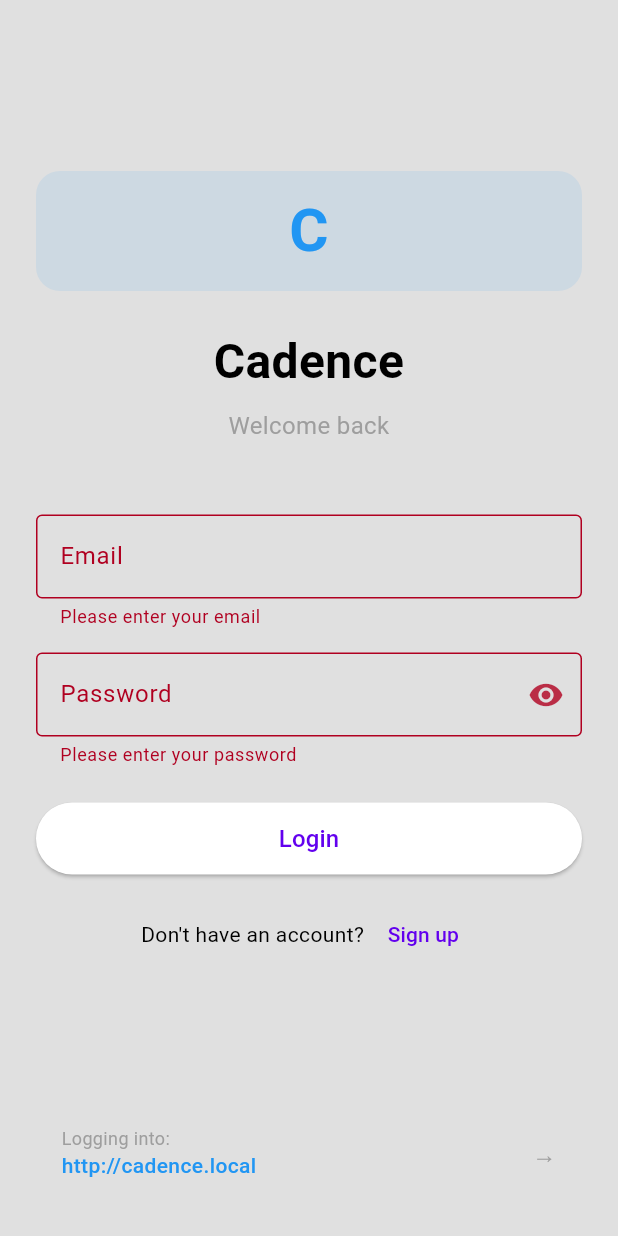
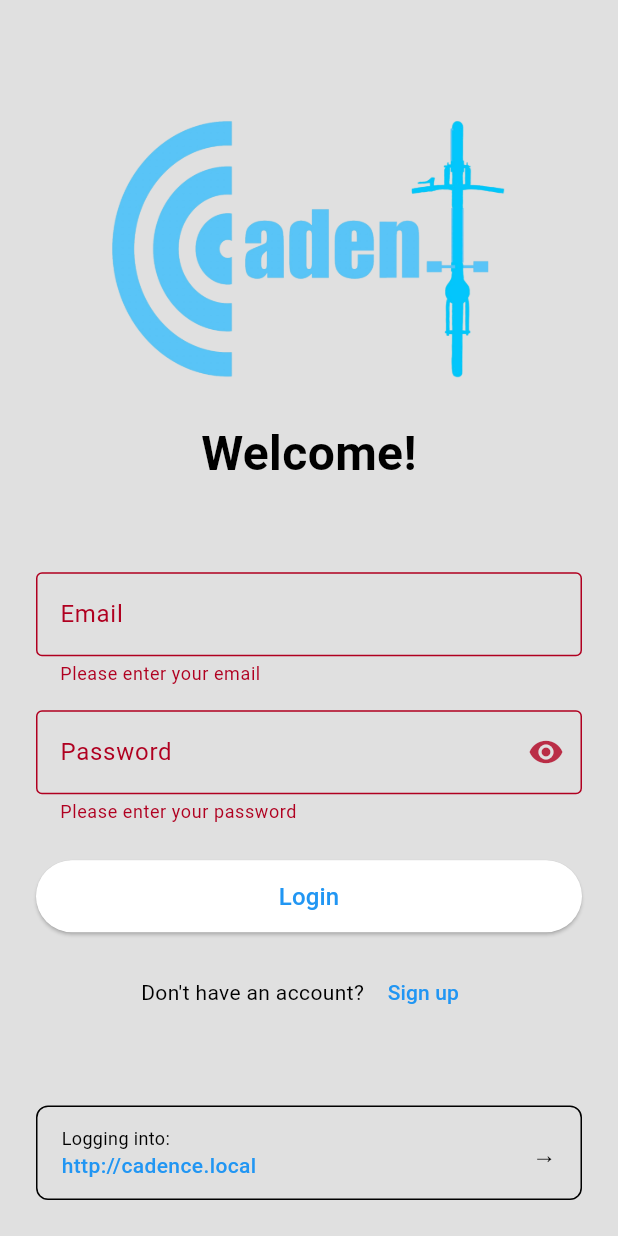
Before and after one commit to Anish-Chanda/cadent, a Flutter app: the screen it shows after launch, after a tap on "Login", on a phone screen of 412 x 824 dp. Run offline on Flutter 3.47's test engine with Material 3 defaults, Android fonts, the phone set to English and light mode, and no system bars; our stand-ins replace cookie_jar, dio, dio_cookie_manager, shared_preferences; network calls fail.

Commit message:
Added example theme modifications in login_screen.dart

```diff
--- a/app/lib/screens/auth/login_screen.dart
+++ b/app/lib/screens/auth/login_screen.dart
@@ -38,8 +38,8 @@ class _LoginScreenState extends State<LoginScreen> {
       if (mounted) {
         ScaffoldMessenger.of(context).showSnackBar(
           SnackBar(
-            content: Text('Login failed: ${e.toString()}'),
-            backgroundColor: Colors.red,
+            content: Text('Login failed: \${e.toString()}'),
+            backgroundColor: Theme.of(context).colorScheme.error,
           ),
         );
       }
@@ -118,43 +118,20 @@ class _LoginScreenState extends State<LoginScreen> {
                       crossAxisAlignment: CrossAxisAlignment.stretch,
                       children: [
                         // App Logo/Title
-                        Container(
-                          width: 80,
-                          height: 80,
-                          decoration: BoxDecoration(
-                            color: Colors.blue.withValues(alpha: 0.1),
-                            borderRadius: BorderRadius.circular(16),
-                          ),
-                          child: const Center(
-                            child: Text(
-                              'C',
-                              style: TextStyle(
-                                fontSize: 40,
-                                fontWeight: FontWeight.bold,
-                                color: Colors.blue,
-                              ),
-                            ),
-                          ),
+                        Image.asset(
+                          'assets/icon/logofull.png',
+                          height: 180,
                         ),
                         const SizedBox(height: 24),
                         const Text(
-                          'Cadence',
+                          'Welcome!',
                           style: TextStyle(
                             fontSize: 32,
                             fontWeight: FontWeight.bold,
                           ),
                           textAlign: TextAlign.center,
                         ),
-                        const SizedBox(height: 8),
-                        const Text(
-                          'Welcome back',
-                          style: TextStyle(
-                            fontSize: 16,
-                            color: Colors.grey,
-                          ),
-                          textAlign: TextAlign.center,
-                        ),
-                        const SizedBox(height: 48),
+                        const SizedBox(height: 56),
 
                         // Login Form
                         Form(
@@ -225,9 +202,11 @@ class _LoginScreenState extends State<LoginScreen> {
                                                 strokeWidth: 2,
                                               ),
                                             )
-                                          : const Text(
+                                          : Text(
                                               'Login',
-                                              style: TextStyle(fontSize: 16),
+                                              style: TextStyle(
+                                                  color: Theme.of(context).primaryColor,
+                                                  fontSize: 16),
                                             ),
                                     ),
                                   );
@@ -248,7 +227,12 @@ class _LoginScreenState extends State<LoginScreen> {
                                         ),
                                       );
                                     },
-                                    child: const Text('Sign up'),
+                                    child: Text(
+                                        'Sign up',
+                                      style: TextStyle(
+                                        color: Theme.of(context).primaryColor,
+                                      ),
+                                    ),
                                   ),
                                 ],
                               ),
@@ -272,7 +256,7 @@ class _LoginScreenState extends State<LoginScreen> {
                         vertical: 12,
                       ),
                       decoration: BoxDecoration(
-                        border: Border.all(color: Colors.grey.shade300),
+                        border: Border.all(color: Theme.of(context).dividerColor),
                         borderRadius: BorderRadius.circular(8),
                       ),
                       child: Row(
@@ -281,29 +265,29 @@ class _LoginScreenState extends State<LoginScreen> {
                             child: Column(
                               crossAxisAlignment: CrossAxisAlignment.start,
                               children: [
-                                const Text(
+                                Text(
                                   'Logging into:',
                                   style: TextStyle(
                                     fontSize: 12,
-                                    color: Colors.grey,
+                                    color: Theme.of(context).textTheme.bodySmall?.color,
                                   ),
                                 ),
                                 Text(
                                   auth.serverUrl,
-                                  style: const TextStyle(
+                                  style: TextStyle(
                                     fontSize: 14,
                                     fontWeight: FontWeight.w500,
-                                    color: Colors.blue,
+                                    color: Theme.of(context).primaryColor,
                                   ),
                                 ),
                               ],
                             ),
                           ),
-                          const Text(
+                          Text(
                             '→',
                             style: TextStyle(
                               fontSize: 16,
-                              color: Colors.grey,
+                              color: Theme.of(context).textTheme.bodySmall?.color,
                             ),
                           ),
                         ],
--- a/app/pubspec.yaml
+++ b/app/pubspec.yaml
@@ -65,9 +65,8 @@ flutter:
   uses-material-design: true
 
   # To add assets to your application, add an assets section, like this:
-  # assets:
-  #   - images/a_dot_burr.jpeg
-  #   - images/a_dot_ham.jpeg
+  assets:
+    - assets/icon/
 
   # An image asset can refer to one or more resolution-specific "variants", see
   # https://flutter.dev/to/resolution-aware-images
```
